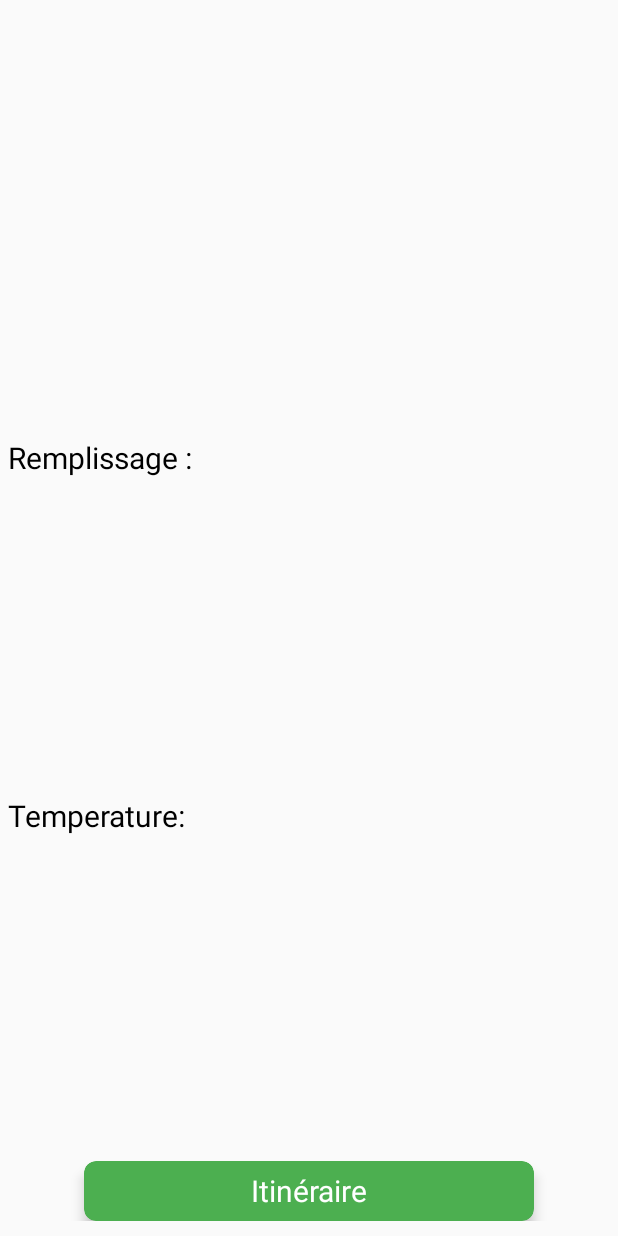
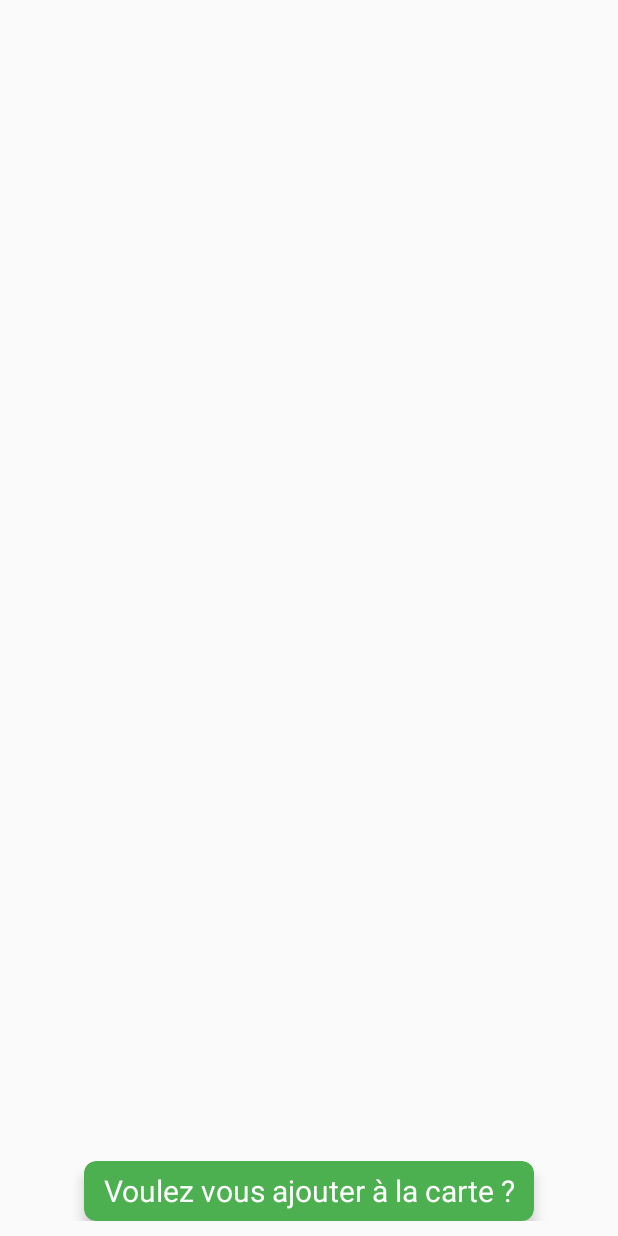
Before and after one commit to Nerffie/CleanCity, an Android app: the layout info_dialog.xml on its own in the app's theme, with its tools: preview values and no code run, on a phone screen of 412 x 824 dp. Run offline under Robolectric (Android 15) with nearby library versions, the light colour scheme and no system bars.

Commit message:
some updating

```diff
--- a/app/src/main/res/layout/activity_bell.xml
+++ b/app/src/main/res/layout/activity_bell.xml
@@ -10,6 +10,6 @@
         android:layout_width="match_parent"
         android:layout_height="match_parent"
         android:scrollbars="vertical"
-        android:background="@color/darkGrey"/>
+        android:background="#4CAF50"/>
 
 </RelativeLayout>
--- a/app/src/main/res/layout/info_dialog.xml
+++ b/app/src/main/res/layout/info_dialog.xml
@@ -11,9 +11,9 @@
     tools:context=".Home">
 
     <ImageView
-        android:id="@+id/imageDetail"
-        android:layout_width="80dp"
-        android:layout_height="80dp"
+        android:id="@+id/imagesignal"
+        android:layout_width="300dp"
+        android:layout_height="280dp"
         android:layout_gravity="center"
         android:layout_weight="1" />
 
@@ -26,22 +26,14 @@
         android:orientation="horizontal">
 
         <TextView
-            android:id="@+id/mat"
+            android:id="@+id/titresignal"
             android:layout_width="match_parent"
             android:layout_height="match_parent"
             android:layout_weight="1"
-            android:text="Remplissage :"
+            android:text=""
             android:textColor="@color/common_google_signin_btn_text_dark_focused"
             android:textSize="20sp" />
 
-        <TextView
-            android:id="@+id/matricule"
-            android:layout_width="match_parent"
-            android:layout_height="match_parent"
-            android:layout_weight="1"
-            android:textColor="@color/common_google_signin_btn_text_dark_focused"
-            android:textSize="20sp"
-            android:textStyle="bold" />
     </LinearLayout>
 
     <LinearLayout
@@ -51,22 +43,14 @@
         android:orientation="horizontal">
 
         <TextView
-            android:id="@+id/mar"
+            android:id="@+id/descriptionsignal"
             android:layout_width="match_parent"
             android:layout_height="match_parent"
             android:layout_weight="1"
-            android:text="Temperature:"
-            android:textColor="@color/common_google_signin_btn_text_dark_focused"
-            android:textSize="20sp" />
+            android:text=""
+            android:textColor="@color/Grey"
+            android:textSize="18sp" />
 
-        <TextView
-            android:id="@+id/marque"
-            android:layout_width="match_parent"
-            android:layout_height="match_parent"
-            android:layout_weight="1"
-            android:textAlignment="viewStart"
-            android:textColor="@color/common_google_signin_btn_text_dark_focused"
-            android:textSize="20sp" />
     </LinearLayout>
 
     <androidx.cardview.widget.CardView
@@ -87,7 +71,7 @@
                 android:layout_width="match_parent"
                 android:layout_height="match_parent"
                 android:gravity="center"
-                android:text="Itinéraire"
+                android:text="Voulez vous ajouter à la carte ?"
                 android:textColor="#ffffff"
                 android:textSize="20sp" />
         </RelativeLayout>
--- a/app/src/main/res/layout/item.xml
+++ b/app/src/main/res/layout/item.xml
@@ -7,10 +7,10 @@
     <androidx.cardview.widget.CardView
         android:layout_width="match_parent"
         android:layout_height="wrap_content"
-        android:layout_marginVertical="5dp"
+        android:layout_marginVertical="4dp"
         android:layout_marginHorizontal="5dp"
         app:cardElevation="3dp"
-        app:cardCornerRadius="7dp"
+        app:cardCornerRadius="5dp"
         >
         <LinearLayout
             android:layout_width="match_parent"
```
Also changed, not shown: app/src/main/java/com/example/cleancity/Home.java (+7 -3 lines), app/src/main/java/com/example/cleancity/RecyclerViewItems/MyAdapter.java (+27 -6 lines), app/src/main/java/com/example/cleancity/RecyclerViewItems/ViewHolderItem.java (deleted, +0 -15 lines), app/src/main/res/layout/fragment_user_list.xml (+4 -5 lines).
